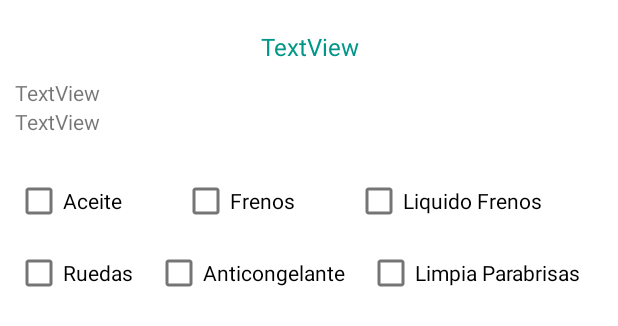
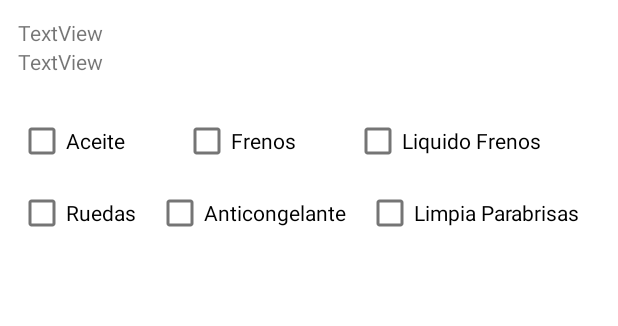
Before and after one commit to JSenen/CarControl, an Android app: the layout rcview_review_item.xml on its own in the app's theme, with its tools: preview values and no code run, on a phone screen of 412 x 824 dp. Shown: the top 326 px of the screen. Run offline under Robolectric (Android 15) with nearby library versions, the phone set to English and light mode, and no system bars.

Commit message:
Funcionando ACTIVITY REVIEWS.

```diff
--- a/app/src/main/AndroidManifest.xml
+++ b/app/src/main/AndroidManifest.xml
@@ -13,7 +13,7 @@
         android:theme="@style/Theme.CarControl"
         tools:targetApi="31">
         <activity
-            android:name=".DetalReviewActivity"
+            android:name=".DetailReviewActivity"
             android:exported="false">
             <meta-data
                 android:name="android.app.lib_name"
--- a/app/src/main/java/com/juansenen/carcontrol/AddFuelActivity.java
+++ b/app/src/main/java/com/juansenen/carcontrol/AddFuelActivity.java
@@ -62,7 +62,7 @@ public class AddFuelActivity extends AppCompatActivity {
                 .allowMainThreadQueries().build();
         db.fuelDAO().insert(fuel);
 
-        Toast.makeText(this,"AÑADIDO",Toast.LENGTH_SHORT).show();
+        Toast.makeText(this,R.string.add,Toast.LENGTH_SHORT).show();
 
         edtlitre.setText("");
         edtprice.setText("");
--- a/app/src/main/java/com/juansenen/carcontrol/adapter/CarsAdapter.java
+++ b/app/src/main/java/com/juansenen/carcontrol/adapter/CarsAdapter.java
@@ -14,7 +14,7 @@ import androidx.recyclerview.widget.RecyclerView;
 import com.juansenen.carcontrol.AddFuelActivity;
 import com.juansenen.carcontrol.AddReviewActivity;
 import com.juansenen.carcontrol.DetailFuelActivity;
-import com.juansenen.carcontrol.DetalReviewActivity;
+import com.juansenen.carcontrol.DetailReviewActivity;
 import com.juansenen.carcontrol.R;
 import com.juansenen.carcontrol.domain.Cars;
 
@@ -117,7 +117,7 @@ public class CarsAdapter extends RecyclerView.Adapter<CarsAdapter.CarsHolder> {
         private void seeDetailReviews(int position) {
             Cars car = carsList.get(position);
 
-            Intent intent = new Intent(contex, DetalReviewActivity.class);
+            Intent intent = new Intent(contex, DetailReviewActivity.class);
             intent.putExtra("register", car.getRegister());
             contex.startActivity(intent);
         }
--- a/app/src/main/java/com/juansenen/carcontrol/adapter/ReviewAdapter.java
+++ b/app/src/main/java/com/juansenen/carcontrol/adapter/ReviewAdapter.java
@@ -34,7 +34,6 @@ public class ReviewAdapter extends RecyclerView.Adapter<ReviewAdapter.ReviewHold
     }
     @Override
     public void onBindViewHolder(ReviewAdapter.ReviewHolder holder, int position) {
-        holder.txtregister.setText(reviewsList.get(position).getIdReviewCar());
         holder.txtdate.setText(reviewsList.get(position).getFecha());
         holder.txtkm.setText(String.valueOf(reviewsList.get(position).getKmreview()));
         holder.txtprice.setText(String.valueOf(reviewsList.get(position).getPrice()));
@@ -46,6 +45,7 @@ public class ReviewAdapter extends RecyclerView.Adapter<ReviewAdapter.ReviewHold
         holder.chkBrakes.setChecked(reviewsList.get(position).isBrakes());
 
 
+
     }
 
     @Override
@@ -55,7 +55,6 @@ public class ReviewAdapter extends RecyclerView.Adapter<ReviewAdapter.ReviewHold
 
     public class ReviewHolder extends RecyclerView.ViewHolder {
 
-        public TextView txtregister;
         public TextView txtdate;
         public TextView txtkm;
         public TextView txtprice;
@@ -71,7 +70,6 @@ public class ReviewAdapter extends RecyclerView.Adapter<ReviewAdapter.ReviewHold
             super(view);
             parentview = view;
 
-            txtregister = view.findViewById(R.id.txt_review_register);
             txtdate = view.findViewById(R.id.txt_review_item_date);
             txtkm = view.findViewById(R.id.txt_review_item_km);
             txtprice = view.findViewById(R.id.txt_review_item_price);
--- a/app/src/main/java/com/juansenen/carcontrol/db/CarsDAO.java
+++ b/app/src/main/java/com/juansenen/carcontrol/db/CarsDAO.java
@@ -1,16 +1,12 @@
 package com.juansenen.carcontrol.db;
 
-import androidx.lifecycle.LiveData;
 import androidx.room.Dao;
 import androidx.room.Delete;
 import androidx.room.Insert;
 import androidx.room.Query;
-import androidx.room.Transaction;
 import androidx.room.Update;
 
 import com.juansenen.carcontrol.domain.Cars;
-import com.juansenen.carcontrol.domain.CarsWithFuel;
-import com.juansenen.carcontrol.domain.Fuel;
 
 import java.util.List;
 
--- a/app/src/main/java/com/juansenen/carcontrol/db/FuelDAO.java
+++ b/app/src/main/java/com/juansenen/carcontrol/db/FuelDAO.java
@@ -6,7 +6,6 @@ import androidx.room.Insert;
 import androidx.room.Query;
 import androidx.room.Update;
 
-import com.juansenen.carcontrol.domain.Cars;
 import com.juansenen.carcontrol.domain.Fuel;
 
 import java.util.List;
--- a/app/src/main/java/com/juansenen/carcontrol/db/ReviewDAO.java
+++ b/app/src/main/java/com/juansenen/carcontrol/db/ReviewDAO.java
@@ -6,7 +6,6 @@ import androidx.room.Insert;
 import androidx.room.Query;
 import androidx.room.Update;
 
-import com.juansenen.carcontrol.domain.Fuel;
 import com.juansenen.carcontrol.domain.Reviews;
 
 import java.util.List;
--- a/app/src/main/java/com/juansenen/carcontrol/domain/Reviews.java
+++ b/app/src/main/java/com/juansenen/carcontrol/domain/Reviews.java
@@ -54,7 +54,6 @@ public class Reviews {
         this.wheels = wheels;
         this.wipers = wipers;
     }
-    @Ignore //
     public Reviews(String idReviewCar, String fecha, int kmreview, float price, boolean oil,
                    boolean brakes, boolean freeze, boolean brakeLiquid, boolean wheels,
                    boolean wipers) {
@@ -69,6 +68,7 @@ public class Reviews {
         this.wheels = wheels;
         this.wipers = wipers;
     }
+    public Reviews(){}
 
     public long getId() {
         return id;
--- a/app/src/main/res/layout/activity_detail_fuel.xml
+++ b/app/src/main/res/layout/activity_detail_fuel.xml
@@ -8,6 +8,7 @@
 
     <TextView
         android:id="@+id/rcview_fuel_main_register"
+        style="@style/Widget.AppCompat.TextView"
         android:layout_width="match_parent"
         android:layout_height="wrap_content"
         android:text="TextView"
--- a/app/src/main/res/layout/rcview_review_item.xml
+++ b/app/src/main/res/layout/rcview_review_item.xml
@@ -3,18 +3,7 @@
     android:layout_width="match_parent"
     android:layout_height="wrap_content"
     android:orientation="vertical"
-    android:padding="10dp">
-
-    <TextView
-        android:id="@+id/txt_review_item_register"
-        style="@style/Widget.MaterialComponents.TextView"
-        android:layout_width="match_parent"
-        android:layout_height="wrap_content"
-        android:padding="10dp"
-        android:text="TextView"
-        android:textAlignment="center"
-        android:textColor="#009688"
-        android:textSize="16dp" />
+    android:padding="12dp">
 
     <TextView
         android:id="@+id/txt_review_item_date"
```
Also changed, not shown: app/src/main/java/com/juansenen/carcontrol/DetailReviewActivity.java (renamed from app/src/main/java/com/juansenen/carcontrol/DetalReviewActivity.java, +4 -3 lines), app/src/main/java/com/juansenen/carcontrol/domain/CarsWithFuel.java (deleted, +0 -16 lines), app/src/main/res/layout/activity_detail_review.xml (+10 -8 lines).
